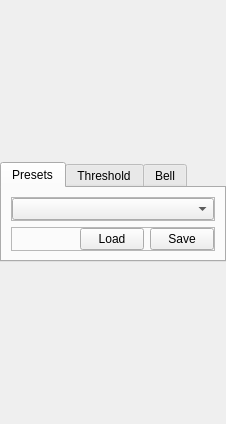
First picture: the form in Modules/QmitkExt/QmitkTransferFunctionGeneratorWidget.ui, repository MITK/MITK, before the edit.
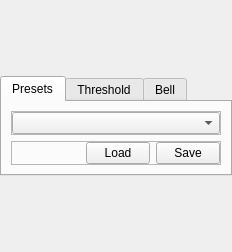
Second picture: the form after the edit. Icons and pictures are not drawn. Custom widgets are drawn as their Qt base class.

Commit message: ENH (#2733): TransferFunctionGeneratorWidget has a minimum size now.

```diff
--- a/Modules/QmitkExt/QmitkTransferFunctionGeneratorWidget.ui
+++ b/Modules/QmitkExt/QmitkTransferFunctionGeneratorWidget.ui
@@ -7,7 +7,7 @@
     <x>0</x>
     <y>0</y>
     <width>226</width>
-    <height>424</height>
+    <height>252</height>
    </rect>
   </property>
   <property name="sizePolicy">
@@ -32,7 +32,7 @@
    <item>
     <widget class="QTabWidget" name="tabWidget">
      <property name="sizePolicy">
-      <sizepolicy hsizetype="MinimumExpanding" vsizetype="MinimumExpanding">
+      <sizepolicy hsizetype="MinimumExpanding" vsizetype="Maximum">
        <horstretch>0</horstretch>
        <verstretch>0</verstretch>
       </sizepolicy>
@@ -94,7 +94,7 @@
              <bool>true</bool>
             </property>
             <property name="sizePolicy">
-             <sizepolicy hsizetype="Minimum" vsizetype="Maximum">
+             <sizepolicy hsizetype="Minimum" vsizetype="Minimum">
               <horstretch>0</horstretch>
               <verstretch>0</verstretch>
              </sizepolicy>
@@ -133,6 +133,12 @@
        </item>
        <item>
         <widget class="QFrame" name="frame_4">
+         <property name="sizePolicy">
+          <sizepolicy hsizetype="Preferred" vsizetype="Preferred">
+           <horstretch>0</horstretch>
+           <verstretch>0</verstretch>
+          </sizepolicy>
+         </property>
          <property name="frameShape">
           <enum>QFrame::StyledPanel</enum>
          </property>
@@ -188,7 +194,7 @@
           <item>
            <widget class="QPushButton" name="m_LoadPreset">
             <property name="sizePolicy">
-             <sizepolicy hsizetype="Maximum" vsizetype="Fixed">
+             <sizepolicy hsizetype="Maximum" vsizetype="Minimum">
               <horstretch>0</horstretch>
               <verstretch>0</verstretch>
              </sizepolicy>
@@ -211,7 +217,7 @@
           <item>
            <widget class="QPushButton" name="m_SavePreset">
             <property name="sizePolicy">
-             <sizepolicy hsizetype="Maximum" vsizetype="Fixed">
+             <sizepolicy hsizetype="Maximum" vsizetype="Minimum">
               <horstretch>0</horstretch>
               <verstretch>0</verstretch>
              </sizepolicy>
@@ -313,8 +319,8 @@
          </property>
          <property name="minimumSize">
           <size>
-           <width>50</width>
-           <height>50</height>
+           <width>0</width>
+           <height>0</height>
           </size>
          </property>
          <property name="font">
@@ -404,6 +410,12 @@
            <verstretch>0</verstretch>
           </sizepolicy>
          </property>
+         <property name="minimumSize">
+          <size>
+           <width>0</width>
+           <height>0</height>
+          </size>
+         </property>
          <property name="font">
           <font>
            <pointsize>7</pointsize>
```
